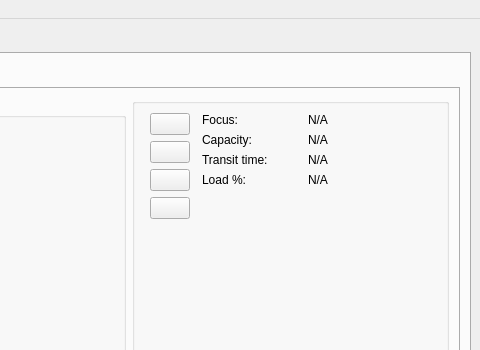
Before: the Qt Designer form source/ui/mainWdw.ui in LeonSering/NashFlowComputation, drawn with Qt 5; both pictures show x 538 to 1018 and y 0 to 350 of the 1018 by 750 pixel window.
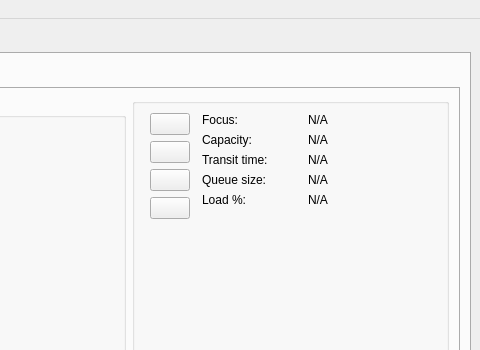
After: the same form once the commit is applied. The open tabs and pages were chosen to show the change. Icons and pictures are not drawn.

Commit message: Queue Size gets displayed Related to #89

Patch:
```diff
--- a/source/ui/mainWdw.ui
+++ b/source/ui/mainWdw.ui
@@ -1464,7 +1464,7 @@
                    <item row="3" column="0">
                     <widget class="QLabel" name="label">
                      <property name="text">
-                      <string>Load %:</string>
+                      <string>Queue size:</string>
                      </property>
                     </widget>
                    </item>
@@ -1475,6 +1475,20 @@
                      </property>
                     </widget>
                    </item>
+                   <item row="4" column="0">
+                    <widget class="QLabel" name="label_2">
+                     <property name="text">
+                      <string>Load %:</string>
+                     </property>
+                    </widget>
+                   </item>
+                   <item row="4" column="1">
+                    <widget class="QLabel" name="currentLoadLabel_spillback">
+                     <property name="text">
+                      <string>N/A</string>
+                     </property>
+                    </widget>
+                   </item>
                    <item row="3" column="1">
                     <widget class="QLabel" name="loadLabel_spillback">
                      <property name="text">
```
Left out of the diff: 18 changed lines with no effect on the pictures. The commit also changes 3 other files.
